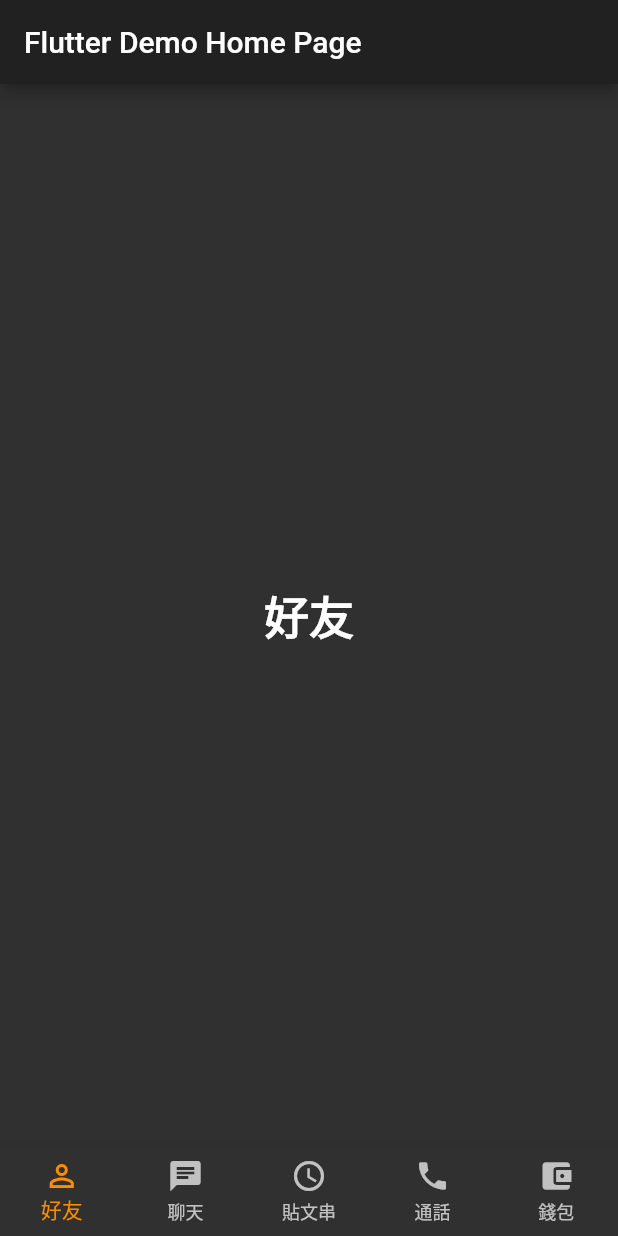
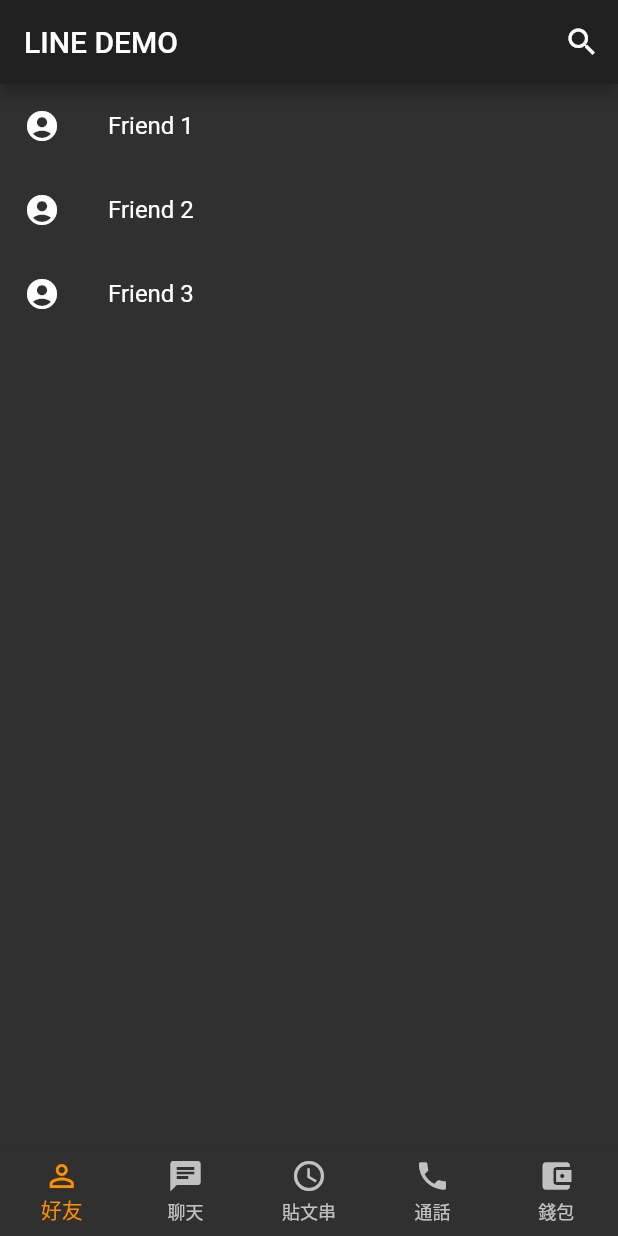
Before and after one commit to onesebun/my_app, a Flutter app: the screen it shows after launch, on a phone screen of 412 x 824 dp. Run offline on Flutter 3.47's test engine with Material 2 defaults, Android fonts, the phone set to English and light mode, and no system bars.

Commit message:
add friends list widget

```diff
--- a/lib/main.dart
+++ b/lib/main.dart
@@ -12,7 +12,7 @@ class MyApp extends StatelessWidget {
         brightness: Brightness.dark,
         primarySwatch: Colors.blue,
       ),
-      home: MyHomePage(title: 'Flutter Demo Home Page'),
+      home: MyHomePage(title: 'LINE DEMO'),
     );
   }
 }
--- a/lib/screens/home_screen.dart
+++ b/lib/screens/home_screen.dart
@@ -1,4 +1,5 @@
 import 'package:flutter/material.dart';
+import 'package:my_app/widgets/friends_list.dart';
 
 class MyHomePage extends StatefulWidget {
   MyHomePage({Key key, this.title}) : super(key: key);
@@ -14,10 +15,7 @@ class _MyHomePageState extends State<MyHomePage> {
   static const TextStyle optionStyle =
       TextStyle(fontSize: 30, fontWeight: FontWeight.bold);
   static const List<Widget> _widgetOptions = <Widget>[
-    Text(
-      '好友',
-      style: optionStyle,
-    ),
+    FriendsList(),
     Text(
       '聊天',
       style: optionStyle,
@@ -47,6 +45,12 @@ class _MyHomePageState extends State<MyHomePage> {
     return Scaffold(
       appBar: AppBar(
         title: Text(widget.title),
+        actions: <Widget>[
+          IconButton(
+            icon: Icon(Icons.search),
+            onPressed: () {},
+          )
+        ],
       ),
       body: Center(
         child: _widgetOptions.elementAt(_selectedIndex),
--- /dev/null
+++ b/lib/widgets/friends_list.dart
@@ -0,0 +1,24 @@
+import 'package:flutter/material.dart';
+
+class FriendsList extends StatelessWidget {
+  const FriendsList();
+  @override
+  Widget build(BuildContext context) {
+    return ListView(
+      children: <Widget>[
+        ListTile(
+          leading: Icon(Icons.account_circle),
+          title: Text('Friend 1'),
+        ),
+        ListTile(
+          leading: Icon(Icons.account_circle),
+          title: Text('Friend 2'),
+        ),
+        ListTile(
+          leading: Icon(Icons.account_circle),
+          title: Text('Friend 3'),
+        ),
+      ],
+    );
+  }
+}
```
